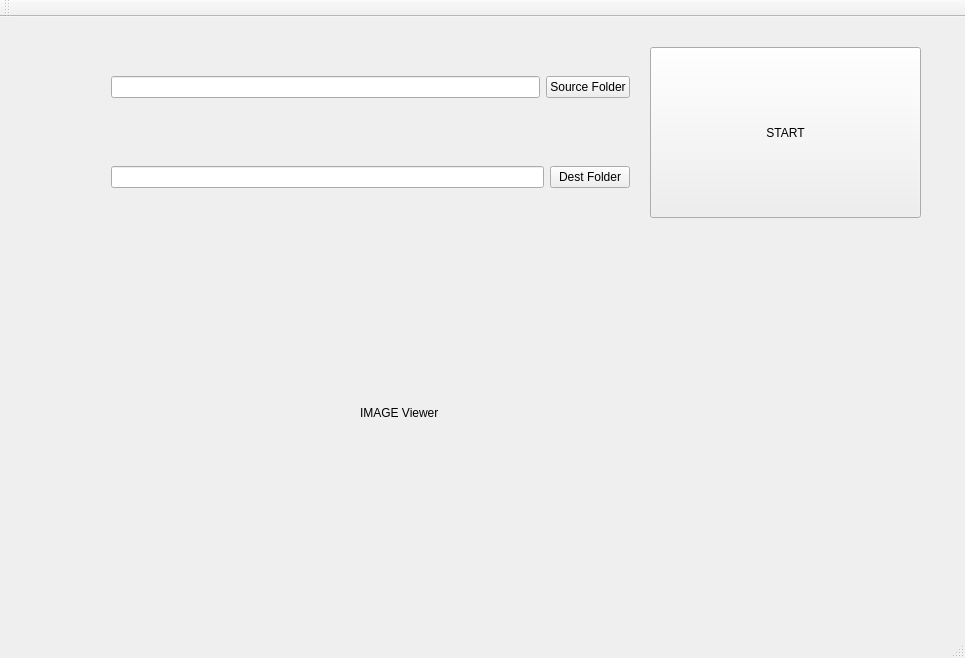
The window that mainwindow.ui (thethirdchild1991/IMAGE_PROCESSOR) describes before a commit, drawn with Qt 5.
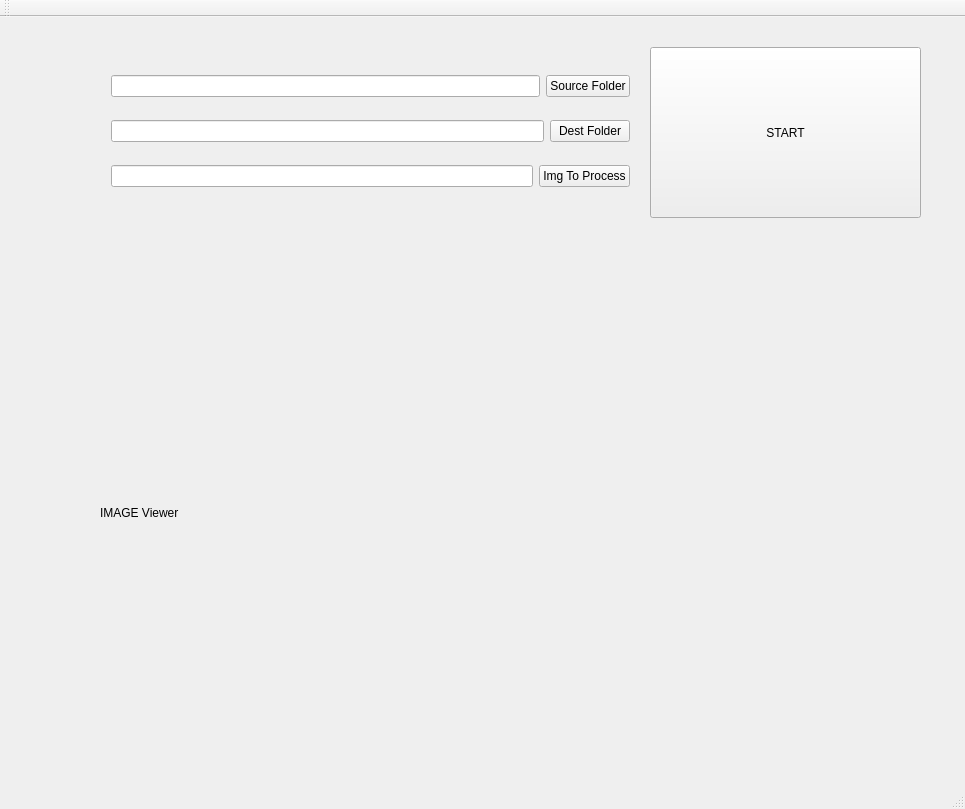
The same window after the commit.

The edit to the form file:
```diff
--- a/mainwindow.ui
+++ b/mainwindow.ui
@@ -7,7 +7,7 @@
     <x>0</x>
     <y>0</y>
     <width>965</width>
-    <height>658</height>
+    <height>809</height>
    </rect>
   </property>
   <property name="windowTitle">
@@ -27,15 +27,30 @@
      <string>START</string>
     </property>
    </widget>
-   <widget class="QWidget" name="horizontalLayoutWidget">
+   <widget class="QLabel" name="imgViewer">
+    <property name="geometry">
+     <rect>
+      <x>100</x>
+      <y>240</y>
+      <width>821</width>
+      <height>511</height>
+     </rect>
+    </property>
+    <property name="text">
+     <string>IMAGE Viewer</string>
+    </property>
+   </widget>
+   <widget class="QWidget" name="verticalLayoutWidget">
     <property name="geometry">
      <rect>
       <x>100</x>
       <y>30</y>
       <width>541</width>
-      <height>80</height>
+      <height>171</height>
      </rect>
     </property>
+    <layout class="QVBoxLayout" name="verticalLayout">
+     <item>
     <layout class="QHBoxLayout" name="horizontalLayout">
      <item>
       <widget class="QLineEdit" name="srcFolderLineEdit"/>
@@ -48,16 +63,8 @@
       </widget>
      </item>
     </layout>
-   </widget>
-   <widget class="QWidget" name="horizontalLayoutWidget_2">
-    <property name="geometry">
-     <rect>
-      <x>100</x>
-      <y>120</y>
-      <width>541</width>
-      <height>80</height>
-     </rect>
-    </property>
+     </item>
+     <item>
     <layout class="QHBoxLayout" name="horizontalLayout_2">
      <item>
       <widget class="QLineEdit" name="dstFolderLineEdit"/>
@@ -70,19 +77,22 @@
       </widget>
      </item>
     </layout>
-   </widget>
-   <widget class="QLabel" name="imgViewer">
-    <property name="geometry">
-     <rect>
-      <x>360</x>
-      <y>270</y>
-      <width>271</width>
-      <height>251</height>
-     </rect>
-    </property>
+     </item>
+     <item>
+      <layout class="QHBoxLayout" name="horizontalLayout_3">
+       <item>
+        <widget class="QLineEdit" name="singleImgLineEdit"/>
+       </item>
+       <item>
+        <widget class="QPushButton" name="browseSingleImgPushButton">
     <property name="text">
-     <string>IMAGE Viewer</string>
-    </property>
+          <string>Img To Process</string>
+         </property>
+        </widget>
+       </item>
+      </layout>
+     </item>
+    </layout>
    </widget>
   </widget>
   <widget class="QMenuBar" name="menuBar">
```
Lines whose indentation alone changed are shown as unchanged.
